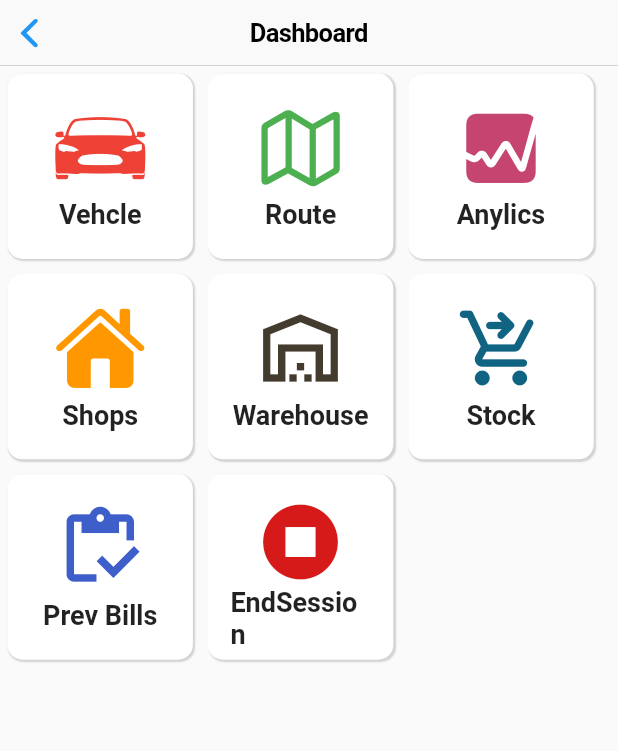
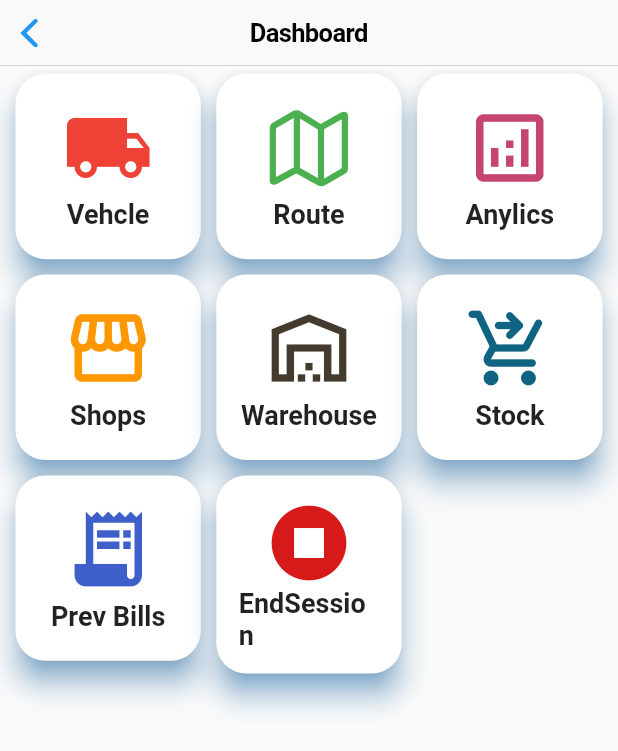
Before and after one commit to jasimameen/inventory-managment, a Flutter app: the ScreenDasboard screen opened directly, on a phone screen of 412 x 824 dp. Shown: the top 751 px of the screen. Run offline on Flutter 3.47's test engine with Material 2 defaults, Android fonts, the phone set to English and light mode, and no system bars; our stand-ins replace bloc, dartz, dio, flutter_bloc, freezed_annotation, get_it and 1 more; network calls fail.

Commit message:
Desig Ui

```diff
--- a/lib/core/strings.dart
+++ b/lib/core/strings.dart
@@ -2,3 +2,6 @@
 
 /// api base url
 const BASE_URL = 'https://adityanjothir.pythonanywhere.com/';
+
+// assets
+const kImageDeliveryClipArt = 'assets/images/delivery-clip-art.png';
--- a/lib/presentation/dashboard/screen_dashboard.dart
+++ b/lib/presentation/dashboard/screen_dashboard.dart
@@ -23,13 +23,13 @@ List<String> dashTileTitles = const [
   'EndSession',
 ];
 List<IconData> dashTileIcons = const [
-  CupertinoIcons.car_detailed,
+  Icons.local_shipping,
   CupertinoIcons.map,
-  CupertinoIcons.graph_square_fill,
-  CupertinoIcons.house_fill,
+  Icons.analytics_outlined,
+  Icons.storefront,
   Icons.warehouse_outlined,
   Icons.shopping_cart_checkout_rounded,
-  Icons.inventory_outlined,
+  Icons.receipt_long,
   Icons.stop_circle,
 ];
 List<Color> dashTileColors = const [
@@ -65,7 +65,9 @@ class ScreenDasboard extends StatelessWidget {
       appBar: const CupertinoNavigationBar(
         middle: Text('Dashboard'),
       ),
-      body: Wrap(
+      body: Align(
+        alignment: Alignment.topCenter,
+        child: Wrap(
           children: List.generate(
               dashCardNavTo.length,
               (index) => SquareCardWidget(
@@ -76,6 +78,7 @@ class ScreenDasboard extends StatelessWidget {
                     Navigation.push(dashCardNavTo[index]);
                   })),
         ),
+      ),
     );
   }
 }
--- a/lib/presentation/shop/screen_all_shops.dart
+++ b/lib/presentation/shop/screen_all_shops.dart
@@ -3,6 +3,7 @@ import 'dart:developer';
 import 'package:flutter/cupertino.dart';
 import 'package:flutter/material.dart';
 import 'package:flutter_bloc/flutter_bloc.dart';
+import 'package:invendory_managment/presentation/core/constants.dart';
 
 import '../../application/shop/shop_bloc.dart';
 import '../core/navigation.dart';
@@ -40,7 +41,7 @@ class ScreenAllShops extends StatelessWidget {
                     return SquareCardWidget(
                         title: data.name,
                         iconData: Icons.business_rounded,
-                        iconColor: Colors.redAccent,
+                        iconColor: getRandomColor,
                         onTap: () {
                           Navigation.push(
                             const ScreenShop(),
--- a/lib/presentation/stock/screen_stock.dart
+++ b/lib/presentation/stock/screen_stock.dart
@@ -46,7 +46,7 @@ class ScreenStock extends StatelessWidget {
               return StockCardWidget(
                 id: data.id,
                 title: data.stock_id,
-                subtitle: '${data.qty} left',
+                stocksCount: '${data.qty} left',
               );
 
               //
--- a/lib/presentation/widgets/square_card_widget.dart
+++ b/lib/presentation/widgets/square_card_widget.dart
@@ -1,3 +1,5 @@
+import 'dart:developer';
+
 import 'package:flutter/material.dart';
 
 class SquareCardWidget extends StatelessWidget {
@@ -19,30 +21,40 @@ class SquareCardWidget extends StatelessWidget {
 
   @override
   Widget build(BuildContext context) {
-    final width = MediaQuery.of(context).size.width * .3;
-
+    final width = MediaQuery.of(context).size.width;
+    final sqareWidth = width * .3;
+    final sqareMargin = (width - (sqareWidth * 3)) / 8;
+    log('sqare Margin -> ' + sqareMargin.toString());
     return GestureDetector(
       onTap: onTap,
       child: Container(
-        height: width,
-        width: width,
-        margin: const EdgeInsets.all(5),
+        // height: sqareWidth,
+        width: sqareWidth,
+        constraints: BoxConstraints(minHeight: sqareWidth),
+        margin: EdgeInsets.all(sqareMargin),
+
+        // decoration: BoxDecoration(
+        //   color: Colors.white,
+        //   borderRadius: BorderRadius.circular(10),
+        //   boxShadow: const [
+        //     BoxShadow(
+        //         color: Color.fromARGB(255, 211, 209, 209),
+        //         blurRadius: .2, // soften the shadow
+        //         spreadRadius: .2, //extend the shadow
+        //         offset: Offset(
+        //           1, // Move to right 10  horizontally
+        //           1, // Move to bottom 10 Vertically
+        //         ),
+        //         blurStyle: BlurStyle.normal)
+        //   ],
+        // ),
+        child: PhysicalModel(
+          color: Colors.white,
+          elevation: 8,
+          shadowColor: Colors.blue,
+          borderRadius: BorderRadius.circular(20),
+          child: Padding(
             padding: const EdgeInsets.all(15),
-        decoration: BoxDecoration(
-          color: Colors.white,
-          borderRadius: BorderRadius.circular(10),
-          boxShadow: const [
-            BoxShadow(
-                color: Color.fromARGB(255, 211, 209, 209),
-                blurRadius: .2, // soften the shadow
-                spreadRadius: .2, //extend the shadow
-                offset: Offset(
-                  1, // Move to right 10  horizontally
-                  1, // Move to bottom 10 Vertically
-                ),
-                blurStyle: BlurStyle.normal)
-          ],
-        ),
             child: Column(
               mainAxisAlignment: MainAxisAlignment.spaceEvenly,
               children: [
@@ -63,7 +75,8 @@ class SquareCardWidget extends StatelessWidget {
                       ),
                 Text(
                   title,
-              style: textStyle ?? const TextStyle(
+                  style: textStyle ??
+                      const TextStyle(
                         fontWeight: FontWeight.bold,
                         fontSize: 18,
                       ),
@@ -71,6 +84,8 @@ class SquareCardWidget extends StatelessWidget {
               ],
             ),
           ),
+        ),
+      ),
     );
   }
 }
```
Also changed, not shown: lib/presentation/core/constants.dart (+6 -1 lines), lib/presentation/prev_bills/screen_prev_bills.dart (+4 -6 lines), lib/presentation/stock/widgets/stock_card_widget.dart (+24 -7 lines), lib/presentation/vehcle/screen_vehcle.dart (+26 -7 lines), lib/presentation/warehouse/screen_warehouse.dart (+7 -4 lines), assets/images/delivery-clip-art.png (added). Lines whose indentation alone changed are shown as unchanged.
